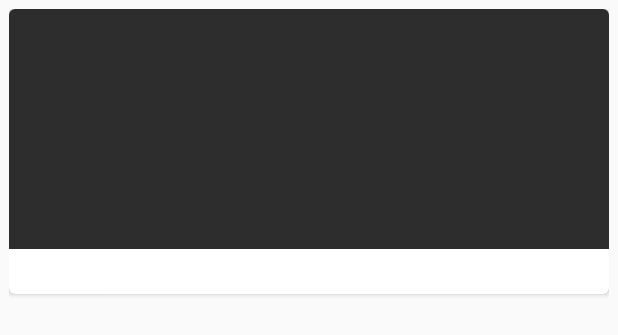
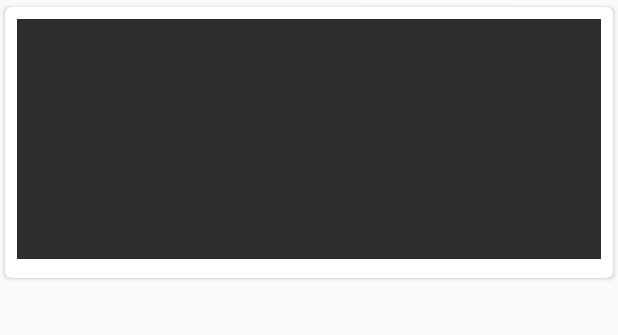
Before and after one commit to Cloudyrl/Gnome-app, an Android app: the layout grid_view_item.xml on its own in the app's theme, with its tools: preview values and no code run, on a phone screen of 412 x 824 dp. Shown: the top 335 px of the screen. Run offline under Robolectric (Android 15) with nearby library versions, the phone set to English and light mode, and no system bars.

Commit message:
cardView padding changed

```diff
--- a/app/src/main/res/layout/grid_view_item.xml
+++ b/app/src/main/res/layout/grid_view_item.xml
@@ -8,10 +8,6 @@
             type="com.example.gnomes.network.GnomeModel" />
     </data>
 
-    <LinearLayout
-        android:layout_width="match_parent"
-        android:layout_height="match_parent"
-        android:padding="6dp">
     <androidx.cardview.widget.CardView
         android:id="@+id/cardview_id"
         android:clickable="true"
@@ -19,6 +15,8 @@
         android:layout_width="match_parent"
         android:layout_height="190dp"
         xmlns:cardview="http://schemas.android.com/apk/res-auto"
+        cardview:cardUseCompatPadding="true"
+        cardview:contentPadding="8dp"
         cardview:cardCornerRadius="4dp">
 
         <LinearLayout
@@ -45,5 +43,4 @@
 
         </LinearLayout>
     </androidx.cardview.widget.CardView>
-    </LinearLayout>
 </layout>
```
